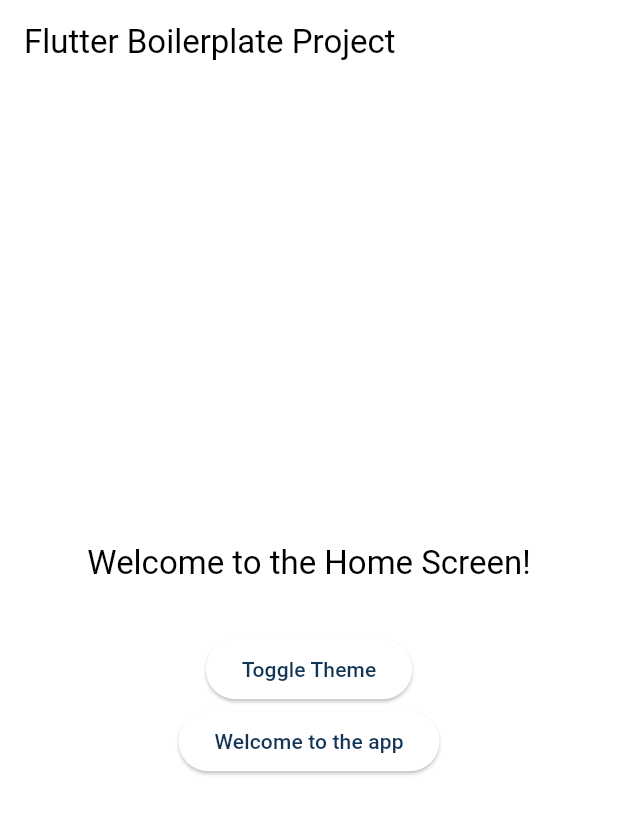
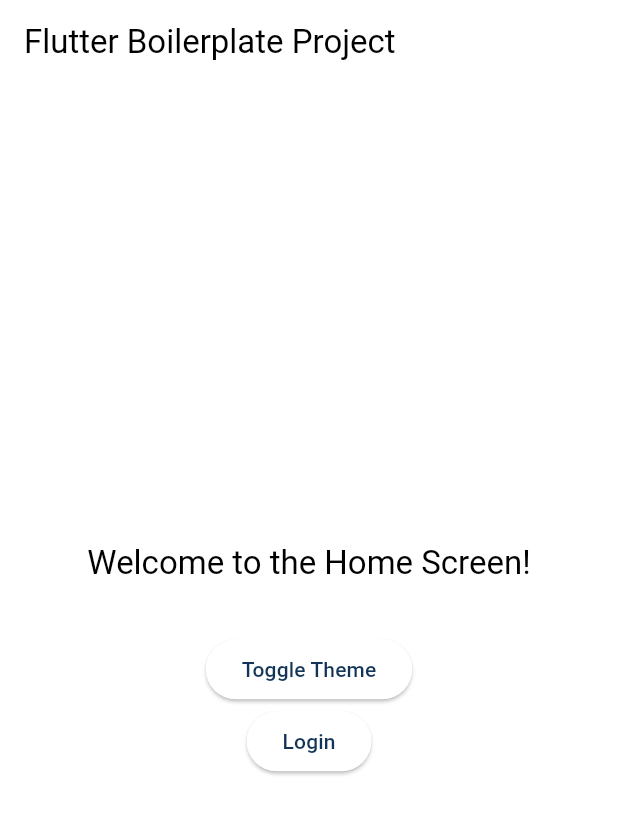
Before and after one commit to Kuldeepsingh-dev/m1, a Flutter app: the HomeScreen screen opened by its route, on a phone screen of 412 x 824 dp. Shown: the top 814 px of the screen. Run offline on Flutter 3.47's test engine with Material 3 defaults, Android fonts, the phone set to English and light mode, and no system bars; our stand-ins replace connectivity_plus, device_info_plus, dio, easy_localization, equatable, firebase_core and 9 more; accounts and stored records are empty.

Commit message:
changed localization, added text, image, button widget

```diff
--- a/lib/core/bloc/locale_bloc.dart
+++ b/lib/core/bloc/locale_bloc.dart
@@ -1,6 +1,7 @@
 import 'package:flutter_bloc/flutter_bloc.dart';
 import 'package:equatable/equatable.dart';
 import 'package:flutter/material.dart';
+import 'package:easy_localization/easy_localization.dart';
 import 'package:m1/core/services/service_locator.dart';
 import 'package:m1/core/services/storage_service.dart';
 
@@ -16,10 +17,14 @@ abstract class LocaleEvent extends Equatable {
   List<Object?> get props => [];
 }
 
-class CycleLocaleEvent extends LocaleEvent {}
+class CycleLocaleEvent extends LocaleEvent {
+  final BuildContext? context;
+  CycleLocaleEvent([this.context]);
+}
 class SetLocaleEvent extends LocaleEvent {
   final Locale locale;
-  SetLocaleEvent(this.locale);
+  final BuildContext? context;
+  SetLocaleEvent(this.locale, [this.context]);
   @override
   List<Object?> get props => [locale];
 }
@@ -36,11 +41,23 @@ class LocaleBloc extends Bloc<LocaleEvent, LocaleState> {
       final nextIndex = (currentIndex + 1) % supportedLocales.length;
       final newLocale = supportedLocales[nextIndex];
       storage.saveLocale(newLocale.languageCode); // Persist the new value
+
+      // Update easy_localization context if available
+      if (event.context != null) {
+        event.context!.setLocale(newLocale);
+      }
+
       emit(LocaleState(locale: newLocale));
     });
 
     on<SetLocaleEvent>((event, emit) {
       storage.saveLocale(event.locale.languageCode); // Persist the new value
+
+      // Update easy_localization context if available
+      if (event.context != null) {
+        event.context!.setLocale(event.locale);
+      }
+
       emit(LocaleState(locale: event.locale));
     });
   }
--- a/lib/features/home/view/home.dart
+++ b/lib/features/home/view/home.dart
@@ -4,7 +4,7 @@ import 'package:flutter_screenutil/flutter_screenutil.dart';
 import 'package:m1/core/bloc/locale_bloc.dart';
 import 'package:m1/core/bloc/theme_bloc.dart';
 import 'package:m1/shared/constants/app_strings.dart';
-import 'package:flutter_gen/gen_l10n/app_localizations.dart';
+import 'package:m1/shared/widgets/app_text.dart';
 
 class HomeScreen extends StatelessWidget {
   const HomeScreen({super.key});
@@ -28,9 +28,9 @@ class HomeScreen extends StatelessWidget {
               ),
               ElevatedButton(
                 onPressed: () {
-                  context.read<LocaleBloc>().add(CycleLocaleEvent());
+                  context.read<LocaleBloc>().add(CycleLocaleEvent(context));
                 },
-                child: Text(AppLocalizations.of(context)!.loginTitle),
+                child: AppText(text: 'loginTitle'),
               ),
           ],
         ),
--- a/lib/l10n/app_en.arb
+++ /dev/null
@@ -1,4 +0,0 @@
-{
-  "appTitle": "Flutter Boilerplate Project",
-  "loginTitle": "Welcome to the app"
-}
--- a/lib/l10n/app_hi.arb
+++ /dev/null
@@ -1,4 +0,0 @@
-{
-  "appTitle": "Flutter Boilerplate Project",
-  "loginTitle": "लॉगिन"
-}
--- a/lib/shared/constants/app_strings.dart
+++ b/lib/shared/constants/app_strings.dart
@@ -5,7 +5,7 @@ class AppStrings {
   static const cancel = 'Cancel';
 
   // Auth
-  static const loginTitle = 'Login';
+  static const loginTitle = 'loginTitle';
   static const emailLabel = 'Email';
   static const passwordLabel = 'Password';
   static const loginButton = 'Login';
--- /dev/null
+++ b/lib/shared/widgets/app_text.dart
@@ -0,0 +1,171 @@
+import 'package:flutter/material.dart';
+import 'package:easy_localization/easy_localization.dart';
+
+class AppText extends StatelessWidget {
+  final String text;
+  final TextStyle? style;
+  final Color? color;
+  final double? fontSize;
+  final FontWeight? fontWeight;
+  final TextOverflow? overflow;
+  final int? maxLines;
+  final TextAlign? textAlign;
+  final TextDecoration? decoration;
+  final double? height;
+  final double? letterSpacing;
+
+  const AppText({
+    super.key,
+    required this.text,
+    this.style,
+    this.color,
+    this.fontSize,
+    this.fontWeight,
+    this.overflow,
+    this.maxLines,
+    this.textAlign,
+    this.decoration,
+    this.height,
+    this.letterSpacing,
+  });
+
+  // Convenience constructors for common use cases
+  const AppText.heading1({
+    super.key,
+    required this.text,
+    this.color,
+    this.overflow,
+    this.maxLines,
+    this.textAlign,
+    this.decoration,
+    this.height,
+    this.letterSpacing,
+  }) : style = AppTextStyles.heading1,
+       fontSize = null,
+       fontWeight = null;
+
+  const AppText.heading2({
+    super.key,
+    required this.text,
+    this.color,
+    this.overflow,
+    this.maxLines,
+    this.textAlign,
+    this.decoration,
+    this.height,
+    this.letterSpacing,
+  }) : style = AppTextStyles.heading2,
+       fontSize = null,
+       fontWeight = null;
+
+  const AppText.body({
+    super.key,
+    required this.text,
+    this.color,
+    this.overflow,
+    this.maxLines,
+    this.textAlign,
+    this.decoration,
+    this.height,
+    this.letterSpacing,
+  }) : style = AppTextStyles.body,
+       fontSize = null,
+       fontWeight = null;
+
+  const AppText.caption({
+    super.key,
+    required this.text,
+    this.color,
+    this.overflow,
+    this.maxLines,
+    this.textAlign,
+    this.decoration,
+    this.height,
+    this.letterSpacing,
+  }) : style = AppTextStyles.caption,
+       fontSize = null,
+       fontWeight = null;
+
+  const AppText.button({
+    super.key,
+    required this.text,
+    this.color,
+    this.overflow,
+    this.maxLines,
+    this.textAlign,
+    this.decoration,
+    this.height,
+    this.letterSpacing,
+  }) : style = AppTextStyles.button,
+       fontSize = null,
+       fontWeight = null;
+
+  @override
+  Widget build(BuildContext context) {
+    // Get the localized text using easy_localization
+    String localizedText = text.tr();
+
+    // Build the text style
+    TextStyle textStyle = style ?? const TextStyle();
+
+    if (color != null) {
+      textStyle = textStyle.copyWith(color: color);
+    }
+
+    if (fontSize != null) {
+      textStyle = textStyle.copyWith(fontSize: fontSize);
+    }
+
+    if (fontWeight != null) {
+      textStyle = textStyle.copyWith(fontWeight: fontWeight);
+    }
+
+    if (decoration != null) {
+      textStyle = textStyle.copyWith(decoration: decoration);
+    }
+
+    if (height != null) {
+      textStyle = textStyle.copyWith(height: height);
+    }
+
+    if (letterSpacing != null) {
+      textStyle = textStyle.copyWith(letterSpacing: letterSpacing);
+    }
+
+    return Text(
+      localizedText,
+      style: textStyle,
+      overflow: overflow,
+      maxLines: maxLines,
+      textAlign: textAlign,
+    );
+  }
+}
+
+// Convenience constructors for common use cases
+class AppTextStyles {
+  static const TextStyle heading1 = TextStyle(
+    fontSize: 24,
+    fontWeight: FontWeight.bold,
+  );
+
+  static const TextStyle heading2 = TextStyle(
+    fontSize: 20,
+    fontWeight: FontWeight.w600,
+  );
+
+  static const TextStyle body = TextStyle(
+    fontSize: 16,
+    fontWeight: FontWeight.normal,
+  );
+
+  static const TextStyle caption = TextStyle(
+    fontSize: 14,
+    fontWeight: FontWeight.normal,
+  );
+
+  static const TextStyle button = TextStyle(
+    fontSize: 16,
+    fontWeight: FontWeight.w600,
+  );
+}
--- a/pubspec.yaml
+++ b/pubspec.yaml
@@ -41,8 +41,6 @@ dependencies:
   logger: ^2.6.0
   flutter_screenutil: ^5.9.3
   flutter_dotenv: ^5.2.1
-  flutter_localizations:
-    sdk: flutter
   flutter_secure_storage: ^9.2.4
   get_it: ^8.0.3
   connectivity_plus: ^6.1.4
@@ -56,6 +54,7 @@ dependencies:
   flutter_local_notifications: ^19.3.1
   firebase_messaging: ^15.2.10
   firebase_core: ^3.15.2
+  easy_localization: ^3.0.1
 
 
 dev_dependencies:
@@ -85,6 +84,7 @@ flutter:
     - assets/images/
     - assets/icons/
     - assets/json/
+    - assets/translations/
   #   - images/a_dot_ham.jpeg
 
   # An image asset can refer to one or more resolution-specific "variants", see
```
Also changed, not shown: assets/translations/en.json (added, +20 -0 lines), assets/translations/hi.json (added, +20 -0 lines), lib/main_common.dart (+15 -15 lines), lib/shared/widgets/app_bar.dart (added, +54 -0 lines), lib/shared/widgets/app_button.dart (added, +84 -0 lines), lib/shared/widgets/app_image.dart (added, +85 -0 lines), lib/shared/widgets/error_screen.dart (+55 -4 lines), pubspec.lock.
